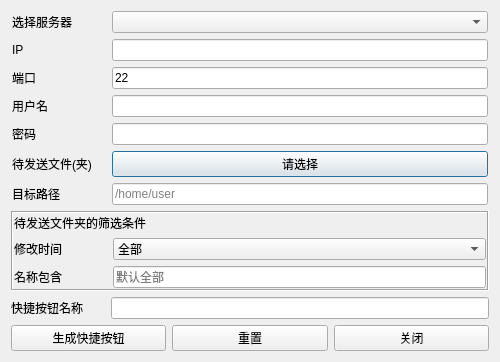
Old version of the form UI/send_files_dlg.ui in the repository xingqi-git/OneClick.
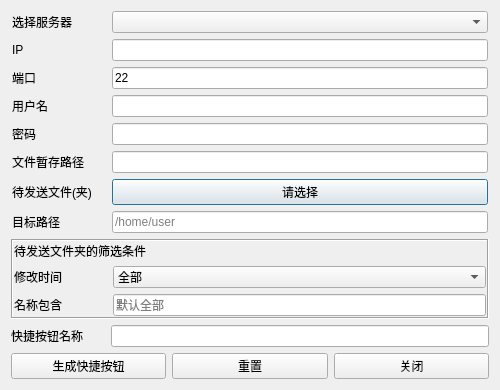
New version of the form.

Commit message: 增加服务器文件暂存路径的填写框

Patch:
```diff
--- a/UI/send_files_dlg.ui
+++ b/UI/send_files_dlg.ui
@@ -89,13 +89,24 @@
       </widget>
      </item>
      <item row="5" column="0">
+      <widget class="QLabel" name="label_workdir">
+       <property name="text">
+        <string>文件暂存路径</string>
+       </property>
+      </widget>
+     </item>
+     <item row="5" column="1">
+      <widget class="QLineEdit" name="work_dir_lineEdit">
+      </widget>
+     </item>
+     <item row="6" column="0">
       <widget class="QLabel" name="label_7">
        <property name="text">
         <string>待发送文件(夹)</string>
        </property>
       </widget>
      </item>
-     <item row="5" column="1">
+     <item row="6" column="1">
       <widget class="QPushButton" name="local_path_pushButton">
        <property name="toolTipDuration">
         <number>-1</number>
@@ -105,14 +116,14 @@
        </property>
       </widget>
      </item>
-     <item row="6" column="0">
+     <item row="7" column="0">
       <widget class="QLabel" name="label_10">
        <property name="text">
         <string>目标路径</string>
        </property>
       </widget>
      </item>
-     <item row="6" column="1">
+     <item row="7" column="1">
       <widget class="QLineEdit" name="server_path_lineEdit">
        <property name="text">
         <string/>
```
Left out of the diff: 1 changed line with no effect on the pictures. The commit also changes 7 other files.
